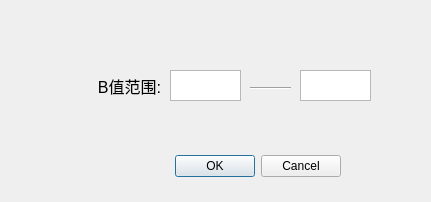
This is gui/config.ui in pshenglh/boom as Qt 5 draws it before an edit. The edited form follows.
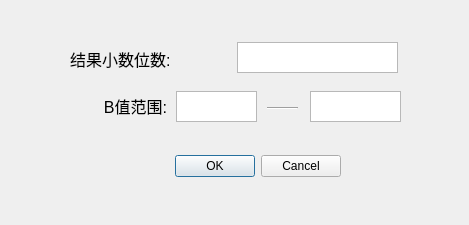
This is the edited form.

```diff
--- a/gui/config.ui
+++ b/gui/config.ui
@@ -6,36 +6,20 @@
    <rect>
     <x>0</x>
     <y>0</y>
-    <width>431</width>
-    <height>202</height>
+    <width>469</width>
+    <height>225</height>
    </rect>
   </property>
   <property name="windowTitle">
    <string>配置</string>
   </property>
-  <widget class="QDialogButtonBox" name="buttonBox">
-   <property name="geometry">
-    <rect>
-     <x>100</x>
-     <y>150</y>
-     <width>241</width>
-     <height>32</height>
-    </rect>
-   </property>
-   <property name="orientation">
-    <enum>Qt::Horizontal</enum>
-   </property>
-   <property name="standardButtons">
-    <set>QDialogButtonBox::Cancel|QDialogButtonBox::Ok</set>
-   </property>
-  </widget>
   <widget class="QLabel" name="BconfigLabel">
    <property name="geometry">
     <rect>
-     <x>50</x>
-     <y>70</y>
-     <width>111</width>
-     <height>31</height>
+     <x>71</x>
+     <y>94</y>
+     <width>96</width>
+     <height>24</height>
     </rect>
    </property>
    <property name="font">
@@ -53,9 +37,9 @@
   <widget class="QTextEdit" name="textEdit">
    <property name="geometry">
     <rect>
-     <x>170</x>
-     <y>70</y>
-     <width>71</width>
+     <x>176</x>
+     <y>91</y>
+     <width>81</width>
      <height>31</height>
     </rect>
    </property>
@@ -63,12 +47,18 @@
   <widget class="Line" name="line">
    <property name="geometry">
     <rect>
-     <x>250</x>
-     <y>80</y>
-     <width>41</width>
-     <height>16</height>
+     <x>267</x>
+     <y>89</y>
+     <width>31</width>
+     <height>39</height>
     </rect>
    </property>
+   <property name="sizePolicy">
+    <sizepolicy hsizetype="Minimum" vsizetype="Minimum">
+     <horstretch>1</horstretch>
+     <verstretch>1</verstretch>
+    </sizepolicy>
+   </property>
    <property name="orientation">
     <enum>Qt::Horizontal</enum>
    </property>
@@ -76,13 +66,71 @@
   <widget class="QTextEdit" name="textEdit_2">
    <property name="geometry">
     <rect>
-     <x>300</x>
-     <y>70</y>
-     <width>71</width>
+     <x>310</x>
+     <y>91</y>
+     <width>91</width>
      <height>31</height>
     </rect>
    </property>
+   <property name="font">
+    <font>
+     <pointsize>9</pointsize>
+    </font>
+   </property>
   </widget>
+  <widget class="QLabel" name="label">
+   <property name="geometry">
+    <rect>
+     <x>70</x>
+     <y>47</y>
+     <width>156</width>
+     <height>24</height>
+    </rect>
+   </property>
+   <property name="font">
+    <font>
+     <pointsize>12</pointsize>
+    </font>
+   </property>
+   <property name="text">
+    <string>结果小数位数:</string>
+   </property>
+  </widget>
+  <widget class="QTextEdit" name="textEdit_3">
+   <property name="geometry">
+    <rect>
+     <x>237</x>
+     <y>42</y>
+     <width>161</width>
+     <height>31</height>
+    </rect>
+   </property>
+  </widget>
+  <widget class="QDialogButtonBox" name="buttonBox">
+   <property name="geometry">
+    <rect>
+     <x>100</x>
+     <y>150</y>
+     <width>241</width>
+     <height>32</height>
+    </rect>
+   </property>
+   <property name="orientation">
+    <enum>Qt::Horizontal</enum>
+   </property>
+   <property name="standardButtons">
+    <set>QDialogButtonBox::Cancel|QDialogButtonBox::Ok</set>
+   </property>
+  </widget>
+  <zorder>buttonBox</zorder>
+  <zorder>BconfigLabel</zorder>
+  <zorder>textEdit</zorder>
+  <zorder>line</zorder>
+  <zorder>textEdit_2</zorder>
+  <zorder>label</zorder>
+  <zorder>textEdit_3</zorder>
+  <zorder>buttonBox</zorder>
+  <zorder></zorder>
  </widget>
  <resources/>
  <connections>
```
